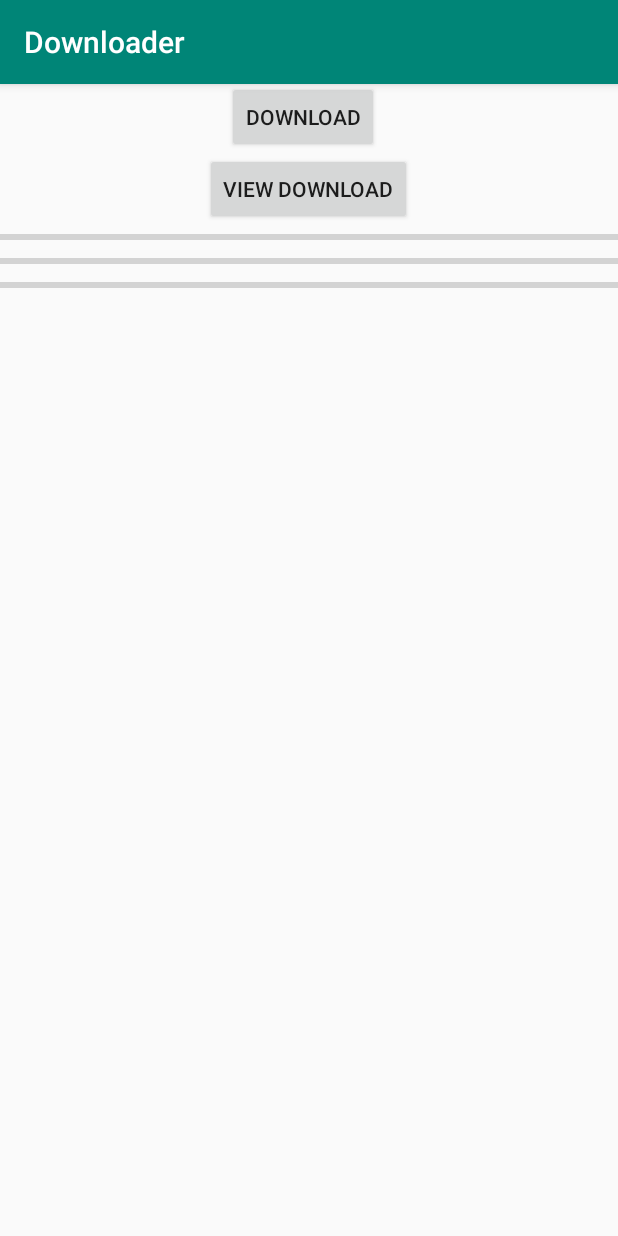
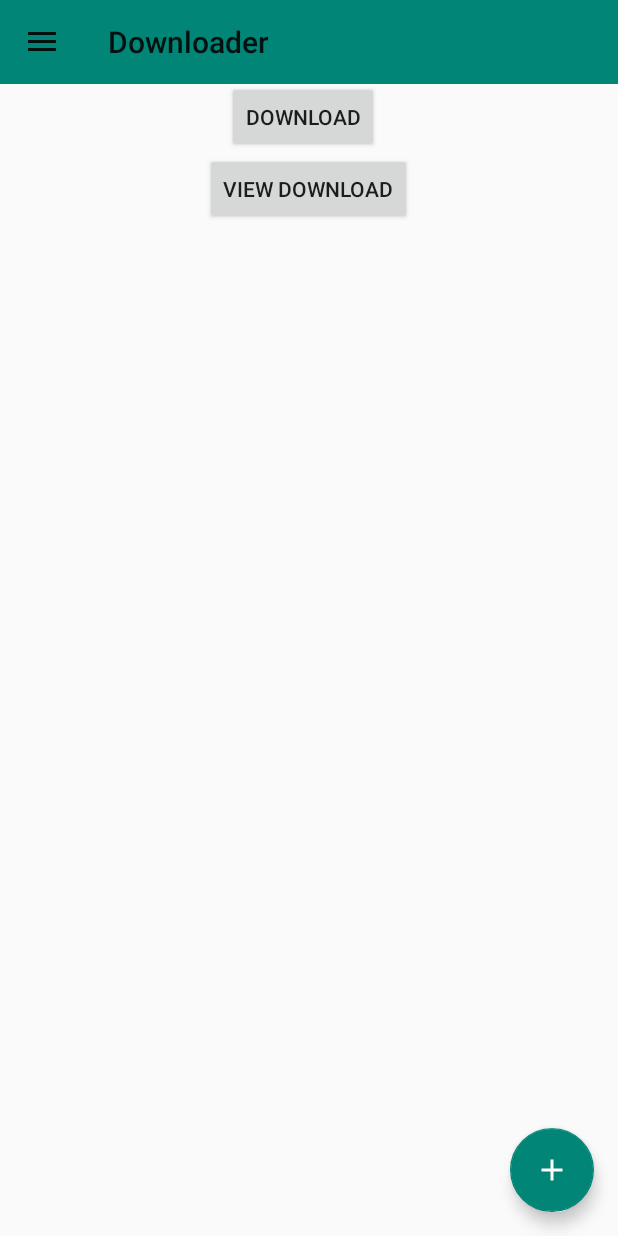
Before and after one commit to Thuongkenzin/DownloaderApp, an Android app: the screen it shows after launch (MainActivity), on a phone screen of 412 x 824 dp. Run offline under Robolectric (Android 15) with nearby library versions, the phone set to English and light mode, and no system bars.

Commit message:
update Ui va them tinh nang huy download

```diff
--- a/app/build.gradle
+++ b/app/build.gradle
@@ -23,6 +23,7 @@ dependencies {
     implementation 'com.android.support:appcompat-v7:28.0.0'
     implementation 'com.android.support.constraint:constraint-layout:1.1.3'
     implementation 'com.android.support:recyclerview-v7:28.0.0'
+    implementation 'com.android.support:design:28.0.0'
     testImplementation 'junit:junit:4.12'
     androidTestImplementation 'com.android.support.test:runner:1.0.2'
     androidTestImplementation 'com.android.support.test.espresso:espresso-core:3.0.2'
--- a/app/src/main/AndroidManifest.xml
+++ b/app/src/main/AndroidManifest.xml
@@ -13,7 +13,9 @@
         android:label="@string/app_name"
         android:roundIcon="@mipmap/ic_launcher_round"
         android:supportsRtl="true"
-        android:theme="@style/AppTheme">
+        android:theme="@style/Theme.AppCompat.Light.NoActionBar"
+        >
+
         <activity android:name=".MainActivity">
             <intent-filter>
                 <action android:name="android.intent.action.MAIN" />
--- a/app/src/main/java/com/example/downloader/DownloadAdapter.java
+++ b/app/src/main/java/com/example/downloader/DownloadAdapter.java
@@ -11,6 +11,7 @@ import android.widget.ProgressBar;
 import android.widget.TextView;
 
 
+import java.util.ArrayList;
 import java.util.List;
 
 public class DownloadAdapter extends RecyclerView.Adapter<DownloadAdapter.DownloadViewHolder> {
--- /dev/null
+++ b/app/src/main/java/com/example/downloader/DownloadManager.java
@@ -0,0 +1,46 @@
+package com.example.downloader;
+
+import java.util.ArrayList;
+import java.util.List;
+
+public class DownloadManager {
+    private static DownloadManager instance;
+    private List<DownloadThread> listDownload ;
+    private DownloadManager(){
+        listDownload = new ArrayList<DownloadThread>();
+    }
+    public static int ID =0;
+
+
+    public static DownloadManager getInstance(){
+        if(instance == null){
+            instance = new DownloadManager();
+        }
+        return instance;
+    }
+
+    public List<DownloadThread> getListDownload() {
+        return listDownload;
+    }
+
+    public void startAllDownload(){
+        for (DownloadThread thread : listDownload){
+            thread.start();
+        }
+    }
+    public void startUrlDownload(String url){
+        DownloadThread newDownload = new DownloadThread(++ID,url);
+        listDownload.add(0,newDownload);
+        newDownload.start();
+    }
+
+    public void cancelDownload(int id){
+        for(int i =0;i<listDownload.size();i++){
+            DownloadThread thread = listDownload.get(i);
+            if(thread.getID() == id){
+                thread.onCancelled();
+                listDownload.remove(thread);
+            }
+        }
+    }
+}
--- a/app/src/main/java/com/example/downloader/MainActivity.java
+++ b/app/src/main/java/com/example/downloader/MainActivity.java
@@ -1,37 +1,59 @@
 package com.example.downloader;
 
+import android.app.AlertDialog;
 import android.app.DownloadManager;
 import android.content.Context;
+import android.content.DialogInterface;
 import android.content.Intent;
 import android.net.ConnectivityManager;
 import android.net.NetworkInfo;
 import android.net.Uri;
 import android.os.Bundle;
 import android.os.Environment;
+import android.support.annotation.NonNull;
+import android.support.design.widget.FloatingActionButton;
+import android.support.design.widget.NavigationView;
+import android.support.v4.view.GravityCompat;
+import android.support.v4.widget.DrawerLayout;
+import android.support.v7.app.ActionBar;
+import android.support.v7.app.ActionBarDrawerToggle;
 import android.support.v7.app.AppCompatActivity;
 import android.support.v7.widget.DividerItemDecoration;
 import android.support.v7.widget.LinearLayoutManager;
 import android.support.v7.widget.RecyclerView;
+import android.support.v7.widget.Toolbar;
+import android.text.InputType;
 import android.util.Log;
+import android.view.MenuItem;
 import android.view.View;
 import android.widget.Button;
 import android.widget.EditText;
 import android.widget.ProgressBar;
 import android.widget.RelativeLayout;
+
 import android.widget.Toast;
 
 import java.io.File;
 import java.util.ArrayList;
+import java.util.List;
 
 public class MainActivity extends AppCompatActivity {
 
     Button mDownloadBtn;
     Button mViewBtn;
     private RecyclerView mDownloadList;
-    private DownloadAdapter downloadAdapter;
-    ArrayList<DownloadTask> downloadData = new ArrayList<DownloadTask>();
+    private FloatingActionButton addLink;
+//    private DownloadAdapter downloadAdapter;
+//    List<DownloadTask> downloadData = new ArrayList<DownloadTask>();
+    private DownloadThreadAdapter downloadThreadAdapter;
+    List<DownloadThread> downloadList = new ArrayList<DownloadThread>();
+    private DrawerLayout mDrawerLayout;
 
 
+    @Override
+    public boolean onOptionsItemSelected(MenuItem item) {
+        return super.onOptionsItemSelected(item);
+    }
 
     @Override
     protected void onCreate(Bundle savedInstanceState) {
@@ -39,8 +61,14 @@ public class MainActivity extends AppCompatActivity {
         setContentView(R.layout.activity_main);
 
         mDownloadBtn = findViewById(R.id.downloadURL);
+        addLink = findViewById(R.id.fab_add_link);
+        mViewBtn = findViewById(R.id.view_download);
 
-        mViewBtn = findViewById(R.id.view_download);
+        Toolbar toolbar = findViewById(R.id.toolbar);
+        setSupportActionBar(toolbar);
+        ActionBar actionBar = getSupportActionBar();
+        actionBar.setDisplayHomeAsUpEnabled(true);
+        actionBar.setHomeAsUpIndicator(R.drawable.ic_menu_black_24dp);
 
 
         mDownloadList = findViewById(R.id.rv_numbers);
@@ -49,32 +77,63 @@ public class MainActivity extends AppCompatActivity {
         LinearLayoutManager layoutManager = new LinearLayoutManager(this);
         mDownloadList.setLayoutManager(layoutManager);
 
-        downloadAdapter = new DownloadAdapter(downloadData);
-        mDownloadList.setAdapter(downloadAdapter);
+//        downloadAdapter = new DownloadAdapter(downloadData);
+//        mDownloadList.setAdapter(downloadAdapter);
 
+        final com.example.downloader.DownloadManager downloadManager = com.example.downloader.DownloadManager.getInstance();
+        downloadList = downloadManager.getListDownload();
+        downloadThreadAdapter = new DownloadThreadAdapter();
+        mDownloadList.setAdapter(downloadThreadAdapter);
 
+        //handle download file
+        addLink.setOnClickListener(new View.OnClickListener() {
+            @Override
+            public void onClick(View v) {
+                //init a dialog to get link
+                AlertDialog.Builder builder = new AlertDialog.Builder(MainActivity.this);
+                builder.setTitle("Add link to download:");
+
+                final EditText input = new EditText(MainActivity.this);
+                input.setInputType(InputType.TYPE_CLASS_TEXT);
+                input.setHint("Type or paste link");
+                builder.setView(input);
+
+                builder.setPositiveButton("OK", new DialogInterface.OnClickListener() {
+                    @Override
+                    public void onClick(DialogInterface dialog, int which) {
+                        String url = input.getText().toString();
+                        downloadManager.startUrlDownload(url);
+                        downloadThreadAdapter.notifyItemInserted(0);
+                    }
+                });
+
+                builder.setNegativeButton("Cancel", new DialogInterface.OnClickListener() {
+                    @Override
+                    public void onClick(DialogInterface dialog, int which) {
+                        dialog.cancel();
+                    }
+                });
+                builder.show();
+            }
+        });
         mDownloadBtn.setOnClickListener(new View.OnClickListener() {
             @Override
             public void onClick(View v) {
-
-                //String url = "http://androhub.com/demo/demo.pdf";
                 String url ="https://www.nasa.gov/images/content/206402main_jsc2007e113280_hires.jpg";
                 String url2 = "http://commondatastorage.googleapis.com/gtv-videos-bucket/sample/BigBuckBunny.mp4";
                 String url3 = "http://speedtest.ftp.otenet.gr/files/test10Mb.db";
-
-                if(isConnectingToInternet()) {
-                    downloadData.add(new DownloadTask(MainActivity.this, url));
-                    downloadData.add(new DownloadTask(MainActivity.this,url2));
-                    downloadData.add(new DownloadTask(MainActivity.this,url3));
-
-                    downloadAdapter.notifyDataSetChanged();
+                if(isConnectingToInternet()){
+                   downloadManager.startUrlDownload(url);
+                   downloadManager.startUrlDownload(url2);
+                   //downloadManager.startUrlDownload(url3);
+                   downloadThreadAdapter.notifyDataSetChanged();
                 }else{
-                    Toast.makeText(MainActivity.this, "There is no internet connection.", Toast.LENGTH_SHORT).show();
+                    Toast.makeText(MainActivity.this, "There is no internet connection", Toast.LENGTH_SHORT).show();
                 }
             }
         });
 
-
+        //open download folder
         mViewBtn.setOnClickListener(new View.OnClickListener() {
             @Override
             public void onClick(View v) {
@@ -83,28 +142,40 @@ public class MainActivity extends AppCompatActivity {
 
             }
         });
-    }
 
+        mDrawerLayout = findViewById(R.id.drawer_layout);
 
+        ActionBarDrawerToggle toggle = new ActionBarDrawerToggle(this,mDrawerLayout,toolbar,R.string.navigation_drawer_open,R.string.navigation_drawer_close);
+        mDrawerLayout.addDrawerListener(toggle);
+        toggle.syncState();
+        NavigationView navigationView = findViewById(R.id.nav_view);
+        navigationView.setNavigationItemSelectedListener(new NavigationView.OnNavigationItemSelectedListener() {
+            @Override
+            public boolean onNavigationItemSelected(@NonNull MenuItem menuItem) {
+                menuItem.setChecked(true);
+                switch (menuItem.getItemId()){
+                    case R.id.download_dir:
+                        startActivity(new Intent(DownloadManager.ACTION_VIEW_DOWNLOADS));
+                        break;
+                }
+                mDrawerLayout.closeDrawers();
+                return true;
+            }
+        });
 
-    private void startDownloading(){
-        //String url = urlText.getText().toString();
-        //String url = "https://www.nasa.gov/images/content/206402main_jsc2007e113280_hires.jpg";
-        String url = "http://speedtest.ftp.otenet.gr/files/test10Mb.db";
-
-        //create download request
-        DownloadManager.Request request = new DownloadManager.Request(Uri.parse(url));
-
-
-        //set title download notification
-        request.setDescription("Downloading file...");
-
-        request.allowScanningByMediaScanner();
-        request.setNotificationVisibility(DownloadManager.Request.VISIBILITY_VISIBLE_NOTIFY_COMPLETED);
 
     }
 
+    @Override
+    public void onBackPressed() {
+        DrawerLayout drawer = findViewById(R.id.drawer_layout);
+        if(drawer.isDrawerOpen(GravityCompat.START)){
+            drawer.closeDrawer(GravityCompat.START);
+        }else{
+            super.onBackPressed();
+        }
 
+    }
 
     private void openDownloadFolder(){
         if(new CheckForSDCard().isSDCardPresent()){
--- /dev/null
+++ b/app/src/main/java/com/example/downloader/UpdateProgressListener.java
@@ -0,0 +1,5 @@
+package com.example.downloader;
+
+public interface UpdateProgressListener {
+     void updateProgress(int progress,long sizeDownloaded);
+}
--- /dev/null
+++ b/app/src/main/res/drawable/ic_add.xml
@@ -0,0 +1,5 @@
+<vector android:height="24dp" android:tint="#FFFFFF"
+    android:viewportHeight="24.0" android:viewportWidth="24.0"
+    android:width="24dp" xmlns:android="http://schemas.android.com/apk/res/android">
+    <path android:fillColor="#FF000000" android:pathData="M19,13h-6v6h-2v-6H5v-2h6V5h2v6h6v2z"/>
+</vector>
--- /dev/null
+++ b/app/src/main/res/drawable/ic_close_black_24dp.xml
@@ -0,0 +1,5 @@
+<vector android:height="24dp" android:tint="#180F11"
+    android:viewportHeight="24.0" android:viewportWidth="24.0"
+    android:width="24dp" xmlns:android="http://schemas.android.com/apk/res/android">
+    <path android:fillColor="#FF000000" android:pathData="M19,6.41L17.59,5 12,10.59 6.41,5 5,6.41 10.59,12 5,17.59 6.41,19 12,13.41 17.59,19 19,17.59 13.41,12z"/>
+</vector>
--- /dev/null
+++ b/app/src/main/res/drawable/ic_file_download.xml
@@ -0,0 +1,5 @@
+<vector android:height="24dp" android:tint="#180F11"
+    android:viewportHeight="24.0" android:viewportWidth="24.0"
+    android:width="24dp" xmlns:android="http://schemas.android.com/apk/res/android">
+    <path android:fillColor="#FF000000" android:pathData="M19,9h-4V3H9v6H5l7,7 7,-7zM5,18v2h14v-2H5z"/>
+</vector>
--- /dev/null
+++ b/app/src/main/res/drawable/ic_folder_open.xml
@@ -0,0 +1,5 @@
+<vector android:height="24dp" android:tint="#3798FE"
+    android:viewportHeight="24.0" android:viewportWidth="24.0"
+    android:width="24dp" xmlns:android="http://schemas.android.com/apk/res/android">
+    <path android:fillColor="#FF000000" android:pathData="M20,6h-8l-2,-2L4,4c-1.1,0 -1.99,0.9 -1.99,2L2,18c0,1.1 0.9,2 2,2h16c1.1,0 2,-0.9 2,-2L22,8c0,-1.1 -0.9,-2 -2,-2zM20,18L4,18L4,8h16v10z"/>
+</vector>
--- /dev/null
+++ b/app/src/main/res/drawable/ic_menu_black_24dp.xml
@@ -0,0 +1,5 @@
+<vector android:height="24dp" android:tint="#2F4EFE"
+    android:viewportHeight="24.0" android:viewportWidth="24.0"
+    android:width="24dp" xmlns:android="http://schemas.android.com/apk/res/android">
+    <path android:fillColor="#FF000000" android:pathData="M3,18h18v-2L3,16v2zM3,13h18v-2L3,11v2zM3,6v2h18L21,6L3,6z"/>
+</vector>
--- a/app/src/main/res/layout/activity_main.xml
+++ b/app/src/main/res/layout/activity_main.xml
@@ -1,58 +1,68 @@
 <?xml version="1.0" encoding="utf-8"?>
-<RelativeLayout xmlns:android="http://schemas.android.com/apk/res/android"
+<android.support.v4.widget.DrawerLayout xmlns:android="http://schemas.android.com/apk/res/android"
+    xmlns:app="http://schemas.android.com/apk/res-auto"
     xmlns:tools="http://schemas.android.com/tools"
+    android:id="@+id/drawer_layout"
     android:layout_width="match_parent"
     android:layout_height="match_parent"
+    tools:openDrawer="start"
+    android:fitsSystemWindows="true">
+
+    <RelativeLayout
         android:id="@+id/relative_layout"
+        android:layout_width="match_parent"
+        android:layout_height="match_parent"
         tools:context=".MainActivity">
 
+
+        <android.support.v7.widget.Toolbar
+            android:id="@+id/toolbar"
+            android:layout_width="match_parent"
+            android:layout_height="?attr/actionBarSize"
+            android:background="@color/colorPrimary"
+            android:theme="@style/ThemeOverlay.AppCompat.ActionBar">
+
+        </android.support.v7.widget.Toolbar>
         <Button
             android:id="@+id/downloadURL"
             android:layout_width="wrap_content"
             android:layout_height="wrap_content"
             android:layout_alignParentStart="true"
-        android:layout_alignParentTop="true"
+            android:layout_below="@+id/toolbar"
             android:layout_marginStart="151dp"
             android:layout_marginTop="-2dp"
             android:text="Download" />
+
         <Button
+            android:id="@+id/view_download"
             android:layout_width="wrap_content"
             android:layout_height="wrap_content"
             android:layout_below="@id/downloadURL"
             android:layout_centerHorizontal="true"
-        android:id="@+id/view_download"
-        android:text="View download"/>
-    <ProgressBar
-        android:id="@+id/progress_bar"
-        android:layout_width="match_parent"
-        android:layout_height="wrap_content"
-        android:indeterminate="false"
-        android:max = "100"
-        android:layout_below="@id/view_download"
-        style="@style/Widget.AppCompat.ProgressBar.Horizontal"/>
-    <ProgressBar
-        android:id="@+id/progress_bar2"
-        android:layout_width="match_parent"
-        android:layout_height="wrap_content"
-        android:indeterminate="false"
-        android:max = "100"
-        android:layout_below="@id/progress_bar"
-        style="@style/Widget.AppCompat.ProgressBar.Horizontal"/>
-
-    <ProgressBar
-        android:id="@+id/progress_bar3"
-        android:layout_width="match_parent"
-        android:layout_height="wrap_content"
-        android:indeterminate="false"
-        android:max = "100"
-        android:layout_below="@id/progress_bar2"
-        style="@style/Widget.AppCompat.ProgressBar.Horizontal"/>
+            android:text="View download" />
 
         <android.support.v7.widget.RecyclerView
+            android:id="@+id/rv_numbers"
             android:layout_width="wrap_content"
             android:layout_height="wrap_content"
-        android:id="@+id/rv_numbers"
-        android:layout_below="@+id/progress_bar3"></android.support.v7.widget.RecyclerView>
+            android:layout_below="@+id/view_download"></android.support.v7.widget.RecyclerView>
 
+        <android.support.design.widget.FloatingActionButton
+            android:id="@+id/fab_add_link"
+            android:layout_width="wrap_content"
+            android:layout_height="wrap_content"
+            android:layout_alignParentBottom="true"
+            android:layout_alignParentEnd="true"
+            android:layout_margin="16dp"
+            android:src="@drawable/ic_add" />
+    </RelativeLayout>
+    <android.support.design.widget.NavigationView
+        android:id="@+id/nav_view"
+        android:layout_width="wrap_content"
+        android:layout_height="match_parent"
+        android:layout_gravity="start"
+        android:fitsSystemWindows="true"
+        app:headerLayout="@layout/nav_header"
+        app:menu="@menu/drawer_view" />
 
-</RelativeLayout>
+</android.support.v4.widget.DrawerLayout>
--- a/app/src/main/res/layout/number_list_items.xml
+++ b/app/src/main/res/layout/number_list_items.xml
@@ -37,14 +37,14 @@
         android:layout_height="wrap_content"
         android:layout_below="@+id/pb_item_number"
         android:layout_alignParentStart="true"
-        android:text="" />
+        />
     <TextView
         android:id="@+id/tv_size_file"
         android:layout_width="wrap_content"
         android:layout_height="wrap_content"
         android:layout_below="@+id/tv_percent"
         android:layout_alignParentStart="true"
-        android:text="" />
+         />
 
 
     <ImageButton
@@ -53,5 +53,5 @@
         android:layout_alignParentTop="true"
         android:id="@+id/btn_cancel"
         android:layout_alignParentRight="true"
-        android:src="@drawable/ic_cancel_black_24dp"/>
+        android:src="@drawable/ic_close_black_24dp"/>
 </RelativeLayout>
--- /dev/null
+++ b/app/src/main/res/menu/drawer_view.xml
@@ -0,0 +1,16 @@
+<?xml version="1.0" encoding="utf-8"?>
+<menu xmlns:android="http://schemas.android.com/apk/res/android">
+    <group android:checkableBehavior="single">
+        <item
+            android:id="@+id/download_content"
+            android:icon="@drawable/ic_file_download"
+            android:checkable="true"
+            android:title="@string/download_file"/>
+        <item
+            android:id="@+id/download_dir"
+            android:checkable="true"
+            android:icon="@drawable/ic_folder_open"
+            android:title="@string/download_folder_nav"/>
+    </group>
+
+</menu>
--- a/app/src/main/res/values/strings.xml
+++ b/app/src/main/res/values/strings.xml
@@ -2,4 +2,9 @@
     <string name="app_name">Downloader</string>
     <string name="channel_name">Downloader App</string>
     <string name="channel_description">Downloading file</string>
+    <string name="download_folder_nav">Download folder</string>
+    <string name="download_file">Download file</string>
+
+    <string name="navigation_drawer_open">Open navigation drawer</string>
+    <string name="navigation_drawer_close">Close navigation drawer</string>
 </resources>
```
Also changed, not shown: app/src/main/java/com/example/downloader/DownloadThread.java (added, +160 -0 lines), app/src/main/java/com/example/downloader/DownloadThreadAdapter.java (added, +114 -0 lines), app/src/main/res/layout/nav_header.xml (added, +21 -0 lines), app/src/main/res/drawable/icons8_download.png (added). Lines whose indentation alone changed are shown as unchanged.
